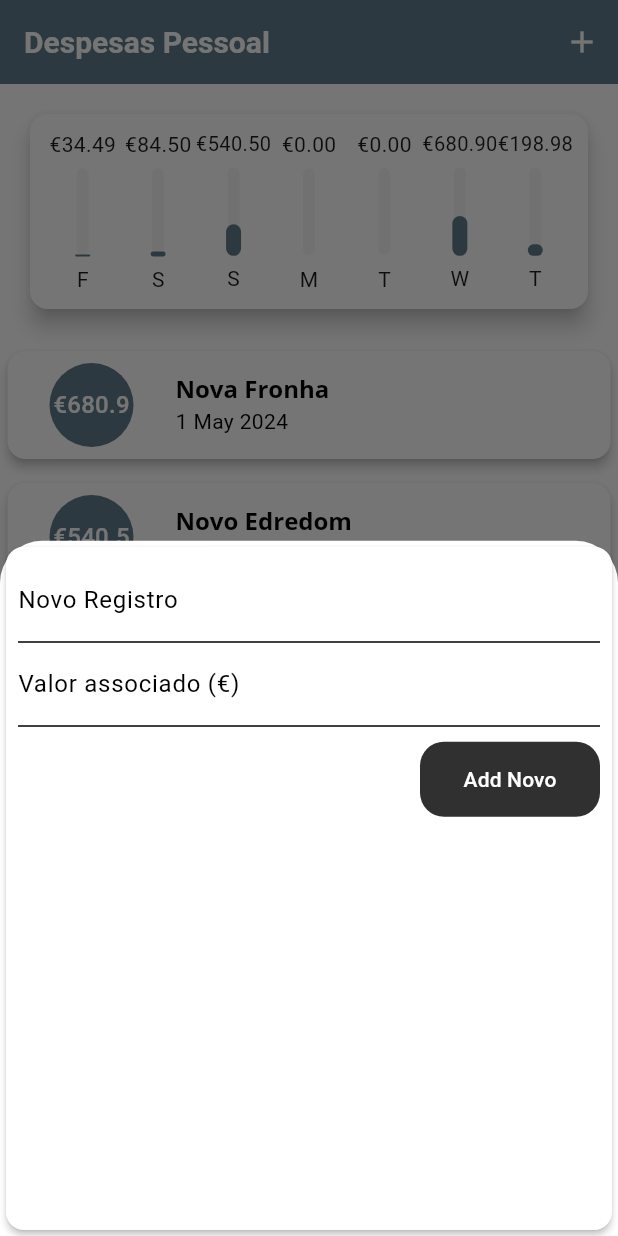
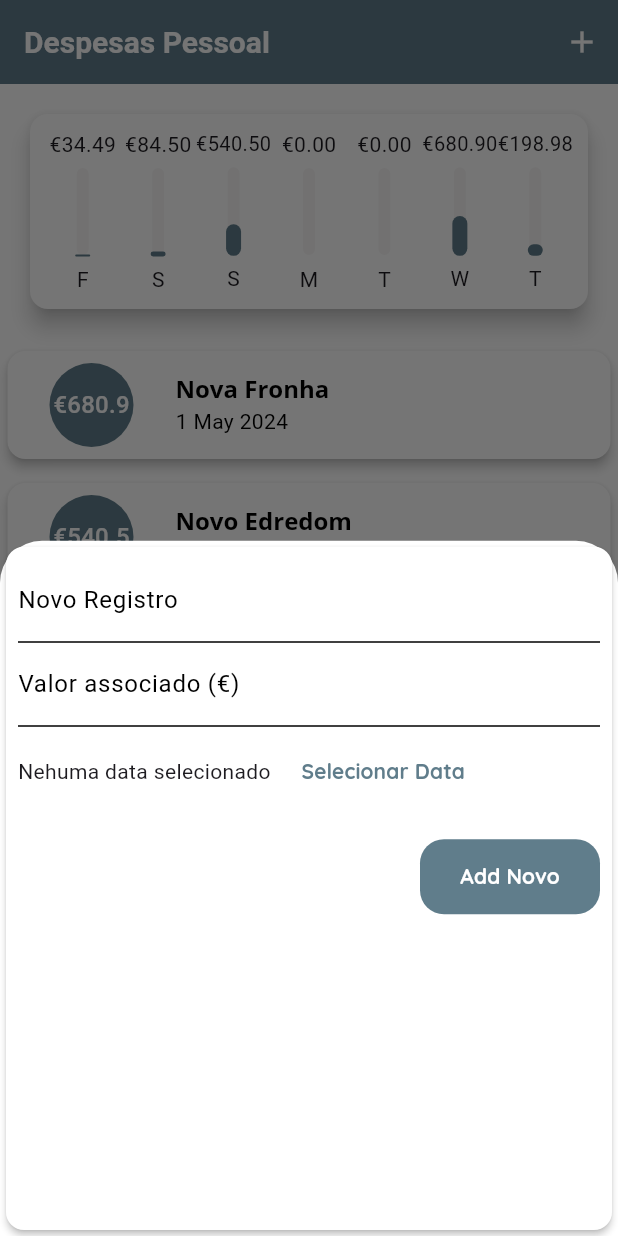
Before and after one commit to mikandadacunha/Despesas, a Flutter app: the screen it shows after launch, after a tap on the "add" icon, on a phone screen of 412 x 824 dp. Run offline on Flutter 3.47's test engine with Material 3 defaults, Android fonts, the phone set to English and light mode, and no system bars.

Commit message:
Update 02

```diff
--- a/lib/components/transaction_form.dart
+++ b/lib/components/transaction_form.dart
@@ -1,8 +1,7 @@
 import 'package:flutter/material.dart';
 
 class TransactionForm extends StatefulWidget {
-
-  final void Function (String, double) onSubmit;
+  final void Function(String, double) onSubmit;
 
   // ignore: use_key_in_widget_constructors
   const TransactionForm(this.onSubmit);
@@ -16,11 +15,11 @@ class _TransactionFormState extends State<TransactionForm> {
   final valueController = TextEditingController();
 
   /// Function that we use to submit the information of transcation throw the mobile kwyboard
-   _onSubmit(){
-     final value = double.tryParse( valueController.text)?? 0.0;
+  _onSubmit() {
+    final value = double.tryParse(valueController.text) ?? 0.0;
     final title = titleController.text;
 
-      if(title.isEmpty || value <= 0){
+    if (title.isEmpty || value <= 0) {
       return;
     }
     widget.onSubmit(title, value);
@@ -28,39 +27,54 @@ class _TransactionFormState extends State<TransactionForm> {
 
   @override
   Widget build(BuildContext context) {
-    return  Card(
+    return Card(
       color: Colors.white,
       elevation: 2,
       child: Padding(
         padding: const EdgeInsets.all(8.0),
         child: Column(
-
           children: [
             TextField(
-
               controller: titleController,
-                  onSubmitted: (_){
+              onSubmitted: (_) {
                 _onSubmit();
               },
-                  decoration: const InputDecoration(
-                    labelText: 'Novo Registro'
+              decoration: const InputDecoration(labelText: 'Novo Registro'),
+            ),
+            TextField(
+              onSubmitted: (_) {
+                _onSubmit();
+              },
+              keyboardType:
+                  const TextInputType.numberWithOptions(decimal: true),
+              controller: valueController,
+              decoration:
+                  const InputDecoration(labelText: 'Valor associado (€)'),
+            ),
+            Container(
+              height: 60,
+              child: Row(
+                children: [
+                  const Text('Nehuma data selecionado'),
+                  Container(
+                    width: 150,
+                    child: FloatingActionButton(
+                      elevation: 0,
+                      backgroundColor: Colors.transparent,
+                      foregroundColor: Theme.of(context).primaryColor,
+                      child: const Text(
+                        'Selecionar Data',
+                      ),
+                      onPressed: () {},
+                    ),
+                  )
+                ],
               ),
             ),
-                 TextField(
-                   onSubmitted: (_){
-                    _onSubmit();
-                  },
-                  keyboardType: const TextInputType.numberWithOptions(decimal: true),
-                  controller: valueController,
-                  decoration: const InputDecoration(
-                  labelText: 'Valor associado (€)'
-
-                  ),
-                  ),
-                Row(
-
+            Container(
+              height: 70,
+              child: Row(
                 mainAxisAlignment: MainAxisAlignment.end,
-
                 children: [
                   Container(
                     margin: const EdgeInsets.only(top: 10),
@@ -68,16 +82,14 @@ class _TransactionFormState extends State<TransactionForm> {
                     width: 120,
                     child: FloatingActionButton(
                       elevation: 0,
-                        backgroundColor: Colors.grey[850],
-
-                        child: const Text(
+                      backgroundColor: Theme.of(context).primaryColor,
+                      child:  const Text(
                         'Add Novo',
-                          style: TextStyle(
-                            color: Colors.white
+                        style: TextStyle(color: Colors.white),
                       ),
-                            ),
-                        onPressed: (){
-                       final value = double.tryParse( valueController.text)?? 0.0;
+                      onPressed: () {
+                        final value =
+                            double.tryParse(valueController.text) ?? 0.0;
                         final title = titleController.text;
 
                         widget.onSubmit(title, value);
@@ -85,13 +97,11 @@ class _TransactionFormState extends State<TransactionForm> {
                     ),
                   ),
                 ],
+              ),
             )
           ],
-
-
         ),
       ),
     );
-
   }
 }
--- a/lib/main.dart
+++ b/lib/main.dart
@@ -19,12 +19,11 @@ class ExpensiveApp extends StatelessWidget {
       home: const MyHomePage(),
       theme: ThemeData(
         colorScheme: const ColorScheme.light(
-            primary: Colors.blueGrey, secondary: Colors.teal),
+            primary: Colors.blueGrey, secondary: Colors.teal, inversePrimary: Colors.white),
         appBarTheme: const AppBarTheme(
           titleTextStyle: TextStyle(
-                color: Colors.white,
-                fontSize: 20,
-                fontWeight: FontWeight.bold)),
+              color: Colors.white, fontSize: 20, fontWeight: FontWeight.bold),
+        ),
         fontFamily: 'Quicksand',
         textTheme: ThemeData.light().textTheme.copyWith(
             titleLarge: const TextStyle(
@@ -35,7 +34,7 @@ class ExpensiveApp extends StatelessWidget {
                   .bold, // Defina o peso da fonte do título do AppBar conforme necessário
               // Outras propriedades de estilo de texto conforme necessário
             ),
-            ),
+            labelLarge: const TextStyle(color: Colors.white, fontWeight: FontWeight.bold)),
       ),
     );
   }
```
Lines whose indentation alone changed are shown as unchanged.
